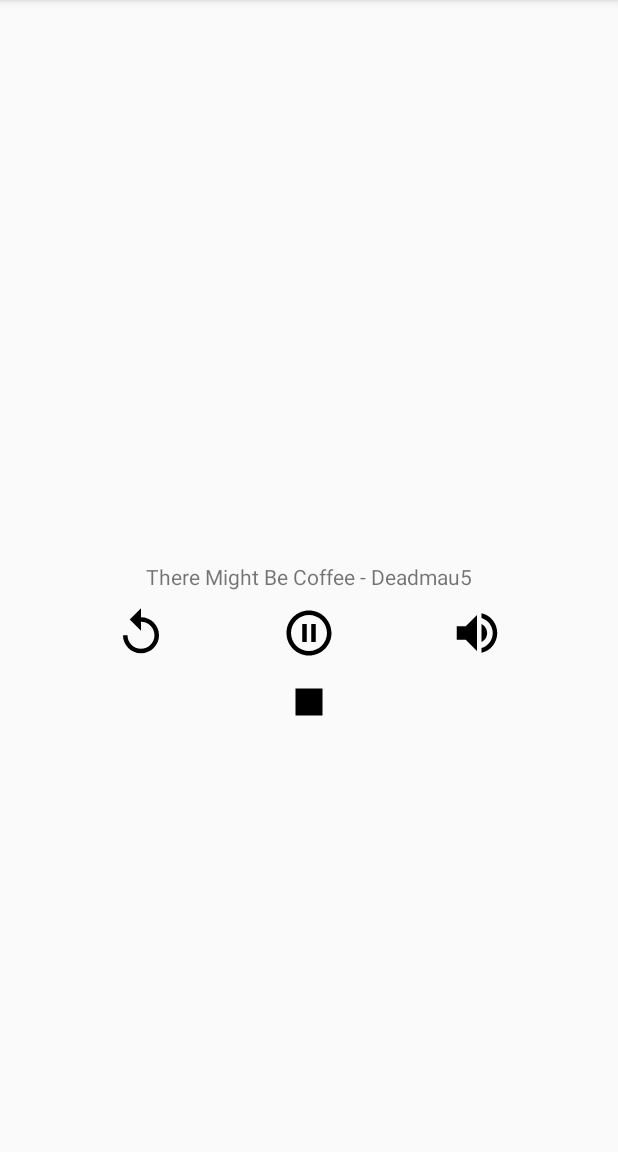
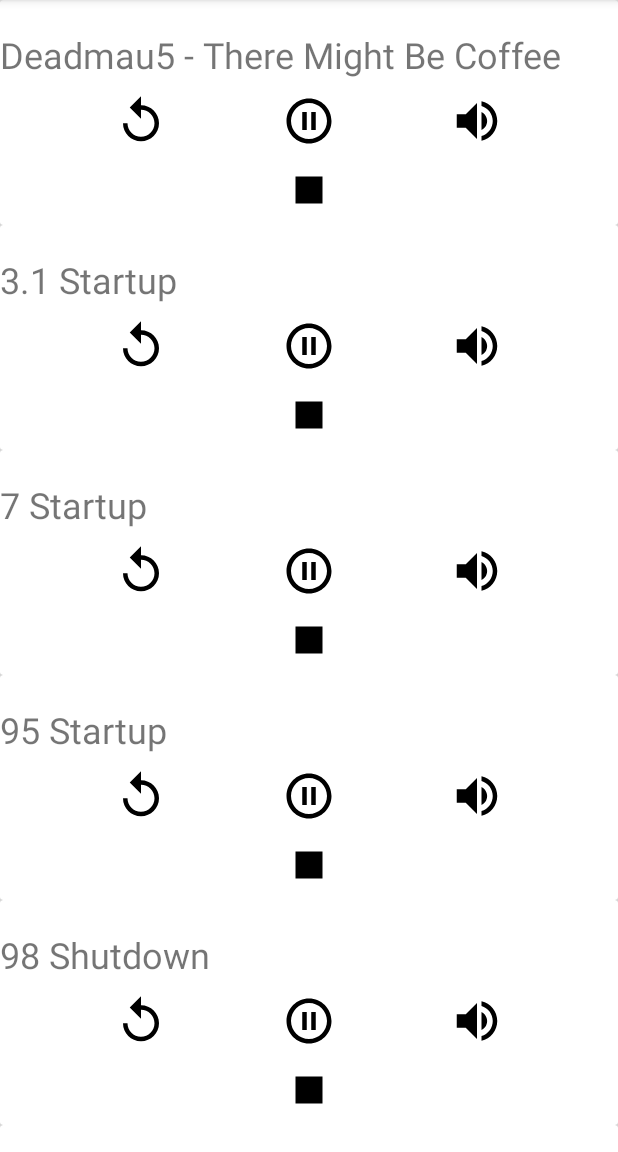
Before and after one commit to CCorrado/Preston, an Android app: the screen it shows after launch (SampleActivity), on a phone screen of 412 x 824 dp, the part 84-1236 px from its top. Run offline under Robolectric (Android 15) with nearby library versions, the phone set to English and light mode, and no system bars; our stand-ins replace RxJava.

Commit message:
Updating sample.

```diff
--- a/app/src/main/java/com/ccorrads/prestonsample/SampleActivity.kt
+++ b/app/src/main/java/com/ccorrads/prestonsample/SampleActivity.kt
@@ -2,108 +2,40 @@ package com.ccorrads.prestonsample
 
 import android.os.Bundle
 import android.support.v7.app.AppCompatActivity
-import com.ccorrads.preston.media.MediaPlaybackService
-import com.ccorrads.preston.media.MediaPlayerObserver
-import io.reactivex.android.schedulers.AndroidSchedulers
-import io.reactivex.schedulers.Schedulers
+import android.support.v7.widget.LinearLayoutManager
+import com.ccorrads.prestonsample.mediacards.MediaItem
+import com.ccorrads.prestonsample.mediacards.SampleRVAdapter
 import kotlinx.android.synthetic.main.activity_sample.*
 
 class SampleActivity : AppCompatActivity() {
 
-    private val mediaService: MediaPlaybackService = MediaPlaybackService()
-    private val mediaPlayerObserver: MediaPlayerObserver = MediaPlayerObserver()
-
-    private val audioPath = "sample_audio/might_be_coffee.mp3"
-
-    private var muted = false
+    private var adapter: SampleRVAdapter? = null
 
     override fun onCreate(savedInstanceState: Bundle?) {
         super.onCreate(savedInstanceState)
         setContentView(R.layout.activity_sample)
 
-        action_stop.setOnClickListener { stopMedia() }
+        val sourcePaths = resources.getStringArray(R.array.source_paths)
+        val sourceTitles = resources.getStringArray(R.array.source_titles)
+        val mediaItems = ArrayList<MediaItem>()
 
-        action_replay.setOnClickListener { playMedia(muted) }
+        for ((index, path) in sourcePaths.withIndex()) {
+            val item = MediaItem(path, sourceTitles[index])
+            mediaItems.add(item)
+        }
 
-        play_pause_toggle.setOnClickListener { pauseOrResumeMedia(muted) }
-
-        mute_toggle.setOnCheckedChangeListener { _, checked ->
-            muted = checked
-            if (muted) {
-                muteCurrentMP()
-            } else {
-                unmuteCurrentMP()
-            }
-        }
+        sample_rv.layoutManager = LinearLayoutManager(this)
+        adapter = SampleRVAdapter(this, mediaItems)
+        sample_rv.adapter = adapter
     }
 
     override fun onPause() {
         super.onPause()
-        pauseOrResumeMedia(false)
+        adapter?.onPauseResume()
     }
 
     override fun onResume() {
         super.onResume()
-        pauseOrResumeMedia(false)
-    }
-
-    /**
-     * Play a Media Player with some assets path.
-     */
-    private fun playMedia(muted: Boolean) {
-        mediaService.create(applicationContext, audioPath,
-                MediaPlaybackService.StateAction.ACTION_PLAY, muted)
-                .mediaPlayerObservable
-                .subscribeOn(Schedulers.io())
-                .observeOn(AndroidSchedulers.mainThread())
-                .subscribe(mediaPlayerObserver)
-    }
-
-    /**
-     * Pause or Resume a running Media Player
-     */
-    private fun pauseOrResumeMedia(muted: Boolean) {
-        mediaService.create(applicationContext, audioPath,
-                MediaPlaybackService.StateAction.ACTION_PAUSE_OR_RESUME, muted)
-                .mediaPlayerObservable
-                .subscribeOn(Schedulers.io())
-                .observeOn(AndroidSchedulers.mainThread())
-                .subscribe(mediaPlayerObserver)
-    }
-
-    /**
-     * Stop a Media Player.
-     */
-    private fun stopMedia() {
-        mediaService.create(applicationContext, audioPath,
-                MediaPlaybackService.StateAction.ACTION_STOP, false)
-                .mediaPlayerObservable
-                .subscribeOn(Schedulers.io())
-                .observeOn(AndroidSchedulers.mainThread())
-                .subscribe(mediaPlayerObserver)
-    }
-
-    /**
-     * Muting a running Media Player without playing or pausing.
-     */
-    private fun muteCurrentMP() {
-        mediaService.create(applicationContext, audioPath,
-                MediaPlaybackService.StateAction.ACTION_MUTE, true)
-                .mediaPlayerObservable
-                .subscribeOn(Schedulers.io())
-                .observeOn(AndroidSchedulers.mainThread())
-                .subscribe(mediaPlayerObserver)
-    }
-
-    /**
-     * Unmuting a running Media Player without playing or pausing.
-     */
-    private fun unmuteCurrentMP() {
-        mediaService.create(applicationContext, audioPath,
-                MediaPlaybackService.StateAction.ACTION_UNMUTE, false)
-                .mediaPlayerObservable
-                .subscribeOn(Schedulers.io())
-                .observeOn(AndroidSchedulers.mainThread())
-                .subscribe(mediaPlayerObserver)
+        adapter?.onPauseResume()
     }
 }
--- /dev/null
+++ b/app/src/main/java/com/ccorrads/prestonsample/mediacards/MediaItem.kt
@@ -0,0 +1,3 @@
+package com.ccorrads.prestonsample.mediacards
+
+data class MediaItem(val sourcePath: String, val title: String)
--- /dev/null
+++ b/app/src/main/java/com/ccorrads/prestonsample/mediacards/MediaViewHolder.kt
@@ -0,0 +1,6 @@
+package com.ccorrads.prestonsample.mediacards
+
+import android.support.v7.widget.RecyclerView
+import android.view.View
+
+class MediaViewHolder(itemView: View) : RecyclerView.ViewHolder(itemView)
--- /dev/null
+++ b/app/src/main/java/com/ccorrads/prestonsample/mediacards/SampleRVAdapter.kt
@@ -0,0 +1,115 @@
+package com.ccorrads.prestonsample.mediacards
+
+import android.content.Context
+import android.support.v7.widget.RecyclerView
+import android.view.LayoutInflater
+import android.view.ViewGroup
+import com.ccorrads.preston.media.MediaPlaybackService
+import com.ccorrads.preston.media.MediaPlayerObserver
+import com.ccorrads.prestonsample.R
+import io.reactivex.android.schedulers.AndroidSchedulers
+import io.reactivex.schedulers.Schedulers
+import kotlinx.android.synthetic.main.card_media_item.view.*
+
+class SampleRVAdapter(private var context: Context, private var mediaItems: List<MediaItem>) : RecyclerView.Adapter<MediaViewHolder>() {
+
+    private val mediaService: MediaPlaybackService = MediaPlaybackService()
+    private val mediaPlayerObserver: MediaPlayerObserver = MediaPlayerObserver()
+
+    private var muted: Boolean = false
+
+    override fun onCreateViewHolder(viewGroup: ViewGroup, viewType: Int): MediaViewHolder {
+        val itemView = LayoutInflater.from(viewGroup.context).inflate(R.layout.card_media_item,
+                viewGroup, false)
+        return MediaViewHolder(itemView)
+    }
+
+    override fun onBindViewHolder(holder: MediaViewHolder, position: Int) {
+        val mediaItem: MediaItem = mediaItems[position]
+        holder.itemView.song_title.text = mediaItem.title
+
+        holder.itemView.action_stop.setOnClickListener { stopMedia(mediaItem.sourcePath) }
+
+        holder.itemView.action_replay.setOnClickListener { playMedia(muted, mediaItem.sourcePath) }
+
+        holder.itemView.play_pause_toggle.setOnClickListener { pauseOrResumeMedia(muted, mediaItem.sourcePath) }
+
+        holder.itemView.mute_toggle.setOnCheckedChangeListener { _, checked ->
+            muted = checked
+            if (muted) {
+                muteCurrentMP(mediaItem.sourcePath)
+            } else {
+                unmuteCurrentMP(mediaItem.sourcePath)
+            }
+        }
+    }
+
+    override fun getItemCount(): Int {
+        val meals: List<MediaItem> = mediaItems
+        return meals.size
+    }
+
+    fun onPauseResume() {
+        pauseOrResumeMedia(false, "")
+    }
+
+    /**
+     * Play a Media Player with some assets path.
+     */
+    private fun playMedia(muted: Boolean, audioPath: String) {
+        mediaService.create(context, audioPath,
+                MediaPlaybackService.StateAction.ACTION_PLAY, muted)
+                .mediaPlayerObservable
+                .subscribeOn(Schedulers.io())
+                .observeOn(AndroidSchedulers.mainThread())
+                .subscribe(mediaPlayerObserver)
+    }
+
+    /**
+     * Pause or Resume a running Media Player
+     */
+    private fun pauseOrResumeMedia(muted: Boolean, audioPath: String) {
+        mediaService.create(context, audioPath,
+                MediaPlaybackService.StateAction.ACTION_PAUSE_OR_RESUME, muted)
+                .mediaPlayerObservable
+                .subscribeOn(Schedulers.io())
+                .observeOn(AndroidSchedulers.mainThread())
+                .subscribe(mediaPlayerObserver)
+    }
+
+    /**
+     * Stop a Media Player.
+     */
+    private fun stopMedia(audioPath: String) {
+        mediaService.create(context, audioPath,
+                MediaPlaybackService.StateAction.ACTION_STOP, false)
+                .mediaPlayerObservable
+                .subscribeOn(Schedulers.io())
+                .observeOn(AndroidSchedulers.mainThread())
+                .subscribe(mediaPlayerObserver)
+    }
+
+    /**
+     * Muting a running Media Player without playing or pausing.
+     */
+    private fun muteCurrentMP(audioPath: String) {
+        mediaService.create(context, audioPath,
+                MediaPlaybackService.StateAction.ACTION_MUTE, true)
+                .mediaPlayerObservable
+                .subscribeOn(Schedulers.io())
+                .observeOn(AndroidSchedulers.mainThread())
+                .subscribe(mediaPlayerObserver)
+    }
+
+    /**
+     * Unmuting a running Media Player without playing or pausing.
+     */
+    private fun unmuteCurrentMP(audioPath: String) {
+        mediaService.create(context, audioPath,
+                MediaPlaybackService.StateAction.ACTION_UNMUTE, false)
+                .mediaPlayerObservable
+                .subscribeOn(Schedulers.io())
+                .observeOn(AndroidSchedulers.mainThread())
+                .subscribe(mediaPlayerObserver)
+    }
+}
--- a/app/src/main/res/layout/activity_sample.xml
+++ b/app/src/main/res/layout/activity_sample.xml
@@ -1,64 +1,14 @@
 <?xml version="1.0" encoding="utf-8"?>
 <android.support.constraint.ConstraintLayout
     xmlns:android="http://schemas.android.com/apk/res/android"
-    xmlns:app="http://schemas.android.com/apk/res-auto"
     xmlns:tools="http://schemas.android.com/tools"
     android:layout_width="match_parent"
     android:layout_height="match_parent"
     tools:context=".SampleActivity">
 
-    <TextView
-        android:id="@+id/song_title"
-        android:layout_width="wrap_content"
-        android:layout_height="wrap_content"
-        android:text="There Might Be Coffee - Deadmau5"
-        app:layout_constraintBottom_toBottomOf="parent"
-        app:layout_constraintLeft_toLeftOf="parent"
-        app:layout_constraintRight_toRightOf="parent"
-        app:layout_constraintTop_toTopOf="parent"/>
-
-    <ToggleButton
-        android:id="@+id/play_pause_toggle"
-        android:layout_width="36dp"
-        android:layout_height="36dp"
-        android:layout_marginTop="10dp"
-        android:background="@drawable/play_pause_toggle"
-        android:textOff=" "
-        android:textOn=" "
-        app:layout_constraintEnd_toEndOf="parent"
-        app:layout_constraintStart_toStartOf="parent"
-        app:layout_constraintTop_toBottomOf="@id/song_title"/>
-
-    <ImageView
-        android:id="@+id/action_stop"
-        android:layout_width="wrap_content"
-        android:layout_height="wrap_content"
-        android:layout_marginTop="10dp"
-        android:src="@drawable/ic_stop_black_36dp"
-        app:layout_constraintEnd_toEndOf="parent"
-        app:layout_constraintStart_toStartOf="parent"
-        app:layout_constraintTop_toBottomOf="@id/play_pause_toggle"/>
-
-    <ToggleButton
-        android:id="@+id/mute_toggle"
-        android:layout_width="36dp"
-        android:layout_height="36dp"
-        android:layout_marginTop="10dp"
-        android:background="@drawable/mute_toggle"
-        android:textOff=" "
-        android:textOn=" "
-        app:layout_constraintEnd_toEndOf="parent"
-        app:layout_constraintStart_toEndOf="@id/play_pause_toggle"
-        app:layout_constraintTop_toBottomOf="@id/song_title"/>
-
-    <ImageView
-        android:id="@+id/action_replay"
-        android:layout_width="wrap_content"
-        android:layout_height="wrap_content"
-        android:layout_marginTop="10dp"
-        android:src="@drawable/ic_replay"
-        app:layout_constraintEnd_toStartOf="@id/play_pause_toggle"
-        app:layout_constraintStart_toStartOf="parent"
-        app:layout_constraintTop_toBottomOf="@id/song_title"/>
+    <android.support.v7.widget.RecyclerView
+        android:id="@+id/sample_rv"
+        android:layout_width="match_parent"
+        android:layout_height="match_parent"/>
 
 </android.support.constraint.ConstraintLayout>
--- /dev/null
+++ b/app/src/main/res/layout/card_media_item.xml
@@ -0,0 +1,71 @@
+<?xml version="1.0" encoding="utf-8"?>
+<android.support.v7.widget.CardView
+    xmlns:android="http://schemas.android.com/apk/res/android"
+    android:layout_width="match_parent"
+    android:layout_height="150dp">
+
+    <android.support.constraint.ConstraintLayout
+        xmlns:android="http://schemas.android.com/apk/res/android"
+        xmlns:app="http://schemas.android.com/apk/res-auto"
+        xmlns:tools="http://schemas.android.com/tools"
+        android:layout_width="match_parent"
+        android:layout_height="match_parent"
+        tools:context=".SampleActivity">
+
+        <TextView
+            android:id="@+id/song_title"
+            android:layout_width="match_parent"
+            android:layout_height="wrap_content"
+            android:layout_marginTop="20dp"
+            android:textSize="24sp"
+            app:layout_constraintLeft_toLeftOf="parent"
+            app:layout_constraintRight_toRightOf="parent"
+            app:layout_constraintTop_toTopOf="parent"
+            tools:text="There Might Be Coffee - Deadmau5"/>
+
+        <ToggleButton
+            android:id="@+id/play_pause_toggle"
+            android:layout_width="36dp"
+            android:layout_height="36dp"
+            android:layout_marginTop="10dp"
+            android:background="@drawable/play_pause_toggle"
+            android:textOff=" "
+            android:textOn=" "
+            app:layout_constraintEnd_toEndOf="parent"
+            app:layout_constraintStart_toStartOf="parent"
+            app:layout_constraintTop_toBottomOf="@id/song_title"/>
+
+        <ImageView
+            android:id="@+id/action_stop"
+            android:layout_width="wrap_content"
+            android:layout_height="wrap_content"
+            android:layout_marginTop="10dp"
+            android:src="@drawable/ic_stop_black_36dp"
+            app:layout_constraintEnd_toEndOf="parent"
+            app:layout_constraintStart_toStartOf="parent"
+            app:layout_constraintTop_toBottomOf="@id/play_pause_toggle"/>
+
+        <ToggleButton
+            android:id="@+id/mute_toggle"
+            android:layout_width="36dp"
+            android:layout_height="36dp"
+            android:layout_marginTop="10dp"
+            android:background="@drawable/mute_toggle"
+            android:textOff=" "
+            android:textOn=" "
+            app:layout_constraintEnd_toEndOf="parent"
+            app:layout_constraintStart_toEndOf="@id/play_pause_toggle"
+            app:layout_constraintTop_toBottomOf="@id/song_title"/>
+
+        <ImageView
+            android:id="@+id/action_replay"
+            android:layout_width="wrap_content"
+            android:layout_height="wrap_content"
+            android:layout_marginTop="10dp"
+            android:src="@drawable/ic_replay"
+            app:layout_constraintEnd_toStartOf="@id/play_pause_toggle"
+            app:layout_constraintStart_toStartOf="parent"
+            app:layout_constraintTop_toBottomOf="@id/song_title"/>
+
+    </android.support.constraint.ConstraintLayout>
+</android.support.v7.widget.CardView>
--- /dev/null
+++ b/app/src/main/res/values/arrays.xml
@@ -0,0 +1,40 @@
+<?xml version="1.0" encoding="utf-8"?>
+<resources>
+    <string-array name="source_paths">
+        <item>sample_audio/might_be_coffee.mp3</item>
+        <item>sample_audio/3_1_startup.mp3</item>
+        <item>sample_audio/7_startup.mp3</item>
+        <item>sample_audio/95_startup.mp3</item>
+        <item>sample_audio/98_shutdown.mp3</item>
+        <item>sample_audio/98_startup.mp3</item>
+        <item>sample_audio/2000_shutdown.mp3</item>
+        <item>sample_audio/2000_startup.mp3</item>
+        <item>sample_audio/me_shutdown.mp3</item>
+        <item>sample_audio/me_startup.mp3</item>
+        <item>sample_audio/nt_startup.mp3</item>
+        <item>sample_audio/vista_startup.mp3</item>
+        <item>sample_audio/xp_logoff.mp3</item>
+        <item>sample_audio/xp_logon.mp3</item>
+        <item>sample_audio/xp_shutdown.mp3</item>
+        <item>sample_audio/xp_startup.mp3</item>
+    </string-array>
+
+    <string-array name="source_titles">
+        <item>Deadmau5 - There Might Be Coffee</item>
+        <item>3.1 Startup</item>
+        <item>7 Startup</item>
+        <item>95 Startup</item>
+        <item>98 Shutdown</item>
+        <item>98 Startup</item>
+        <item>2000 Shutdown</item>
+        <item>2000 Startup</item>
+        <item>ME Shutdown</item>
+        <item>ME Startup</item>
+        <item>NT startup</item>
+        <item>Vista Startup</item>
+        <item>XP Logoff</item>
+        <item>XP Logon</item>
+        <item>XP Shutdown</item>
+        <item>XP Startup</item>
+    </string-array>
+</resources>
```
Also changed, not shown: app/build.gradle (+9 -1 lines).
